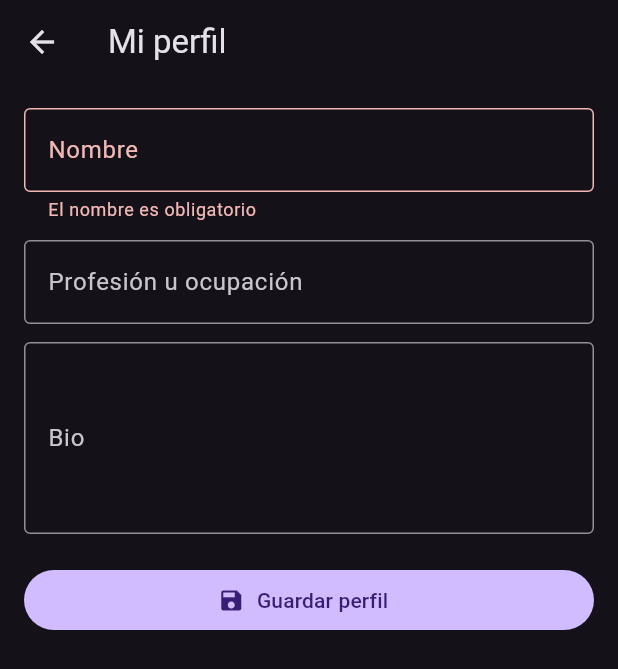
After one commit to diegiramirez13-arch/ari-mobile, a Flutter app: the ProfileScreen screen opened directly, after a tap on "Guardar perfil", on a phone screen of 412 x 824 dp. The commit adds this screen. Shown: the top 669 px of the screen. Run offline on Flutter 3.47's test engine with Material 3 defaults, Android fonts, the phone set to English and light mode, and no system bars; our stand-ins replace cloud_firestore, firebase_auth, firebase_core, flutter_riverpod, shared_preferences; accounts and stored records are empty.

Commit message:
fix: alinear perfil con reglas Firestore y mejorar fallback offline

```diff
--- /dev/null
+++ b/lib/core/models/user_profile_model.dart
@@ -0,0 +1,70 @@
+class UserProfileModel {
+  final String userId;
+  final String name;
+  final String? bio;
+  final String? occupation;
+  final DateTime createdAt;
+  final DateTime updatedAt;
+
+  const UserProfileModel({
+    required this.userId,
+    required this.name,
+    this.bio,
+    this.occupation,
+    required this.createdAt,
+    required this.updatedAt,
+  });
+
+  factory UserProfileModel.empty(String userId) {
+    final now = DateTime.now();
+    return UserProfileModel(
+      userId: userId,
+      name: '',
+      bio: null,
+      occupation: null,
+      createdAt: now,
+      updatedAt: now,
+    );
+  }
+
+  UserProfileModel copyWith({
+    String? name,
+    String? bio,
+    String? occupation,
+    DateTime? createdAt,
+    DateTime? updatedAt,
+  }) {
+    return UserProfileModel(
+      userId: userId,
+      name: name ?? this.name,
+      bio: bio ?? this.bio,
+      occupation: occupation ?? this.occupation,
+      createdAt: createdAt ?? this.createdAt,
+      updatedAt: updatedAt ?? this.updatedAt,
+    );
+  }
+
+  Map<String, dynamic> toMap() {
+    return {
+      'userId': userId,
+      'name': name,
+      'bio': bio,
+      'occupation': occupation,
+      'createdAt': createdAt.toIso8601String(),
+      'updatedAt': updatedAt.toIso8601String(),
+    };
+  }
+
+  factory UserProfileModel.fromMap(Map<String, dynamic> map) {
+    return UserProfileModel(
+      userId: map['userId'] as String? ?? '',
+      name: map['name'] as String? ?? '',
+      bio: map['bio'] as String?,
+      occupation: map['occupation'] as String?,
+      createdAt: DateTime.tryParse(map['createdAt'] as String? ?? '') ??
+          DateTime.now(),
+      updatedAt: DateTime.tryParse(map['updatedAt'] as String? ?? '') ??
+          DateTime.now(),
+    );
+  }
+}
--- /dev/null
+++ b/lib/core/providers/profile_provider.dart
@@ -0,0 +1,124 @@
+import 'dart:convert';
+
+import 'package:flutter_riverpod/flutter_riverpod.dart';
+import 'package:shared_preferences/shared_preferences.dart';
+
+import '../models/user_profile_model.dart';
+import 'auth_provider.dart';
+import 'firestore_provider.dart';
+
+final profileErrorProvider = StateProvider<String?>((ref) => null);
+
+final profileControllerProvider =
+    AsyncNotifierProvider<ProfileController, UserProfileModel?>(
+  ProfileController.new,
+);
+
+class ProfileController extends AsyncNotifier<UserProfileModel?> {
+  static const _cachePrefix = 'profile_cache_';
+
+  @override
+  Future<UserProfileModel?> build() async {
+    final userId = ref.watch(currentUserIdProvider);
+    if (userId == null) {
+      return null;
+    }
+
+    return _loadProfile(userId);
+  }
+
+  Future<UserProfileModel?> _loadProfile(String userId) async {
+    ref.read(profileErrorProvider.notifier).state = null;
+
+    final cachedProfile = await _getCachedProfile(userId);
+
+    try {
+      final firestoreService = ref.read(firestoreServiceProvider);
+      final remoteProfile = await firestoreService.getProfile(userId);
+
+      if (remoteProfile != null) {
+        await _cacheProfile(userId, remoteProfile);
+        return remoteProfile;
+      }
+
+      return cachedProfile;
+    } catch (_) {
+      ref.read(profileErrorProvider.notifier).state =
+          'No se pudo cargar el perfil desde Firebase.';
+      return cachedProfile;
+    }
+  }
+
+  Future<void> refreshProfile() async {
+    final userId = ref.read(currentUserIdProvider);
+    if (userId == null) {
+      return;
+    }
+
+    state = const AsyncLoading();
+    state = await AsyncValue.guard(() => _loadProfile(userId));
+  }
+
+  Future<void> saveProfile({
+    required String name,
+    String? bio,
+    String? occupation,
+  }) async {
+    final userId = ref.read(currentUserIdProvider);
+    if (userId == null) {
+      state = AsyncError(Exception('Usuario no autenticado'), StackTrace.current);
+      return;
+    }
+
+    final previous = state.value;
+    final now = DateTime.now();
+    final profile = (previous ?? UserProfileModel.empty(userId)).copyWith(
+      name: name.trim(),
+      bio: bio?.trim().isEmpty == true ? null : bio?.trim(),
+      occupation:
+          occupation?.trim().isEmpty == true ? null : occupation?.trim(),
+      createdAt: previous?.createdAt ?? now,
+      updatedAt: now,
+    );
+
+    state = const AsyncLoading();
+    ref.read(profileErrorProvider.notifier).state = null;
+
+    await _cacheProfile(userId, profile);
+
+    final result = await AsyncValue.guard(() async {
+      final firestoreService = ref.read(firestoreServiceProvider);
+      await firestoreService.saveProfile(userId, profile);
+      return profile;
+    });
+
+    if (result.hasError) {
+      ref.read(profileErrorProvider.notifier).state =
+          'No se pudo guardar en Firebase. Tus cambios quedaron guardados localmente.';
+      state = AsyncData(profile);
+      return;
+    }
+
+    state = result;
+  }
+
+  Future<UserProfileModel?> _getCachedProfile(String userId) async {
+    final prefs = await SharedPreferences.getInstance();
+    final raw = prefs.getString('$_cachePrefix$userId');
+    if (raw == null || raw.isEmpty) {
+      return null;
+    }
+
+    try {
+      final decoded = jsonDecode(raw) as Map<String, dynamic>;
+      return UserProfileModel.fromMap(decoded);
+    } catch (_) {
+      return null;
+    }
+  }
+
+  Future<void> _cacheProfile(String userId, UserProfileModel profile) async {
+    final prefs = await SharedPreferences.getInstance();
+    await prefs.setString('$_cachePrefix$userId', jsonEncode(profile.toMap()));
+  }
+}
--- a/lib/core/services/firestore_service.dart
+++ b/lib/core/services/firestore_service.dart
@@ -1,5 +1,6 @@
 import 'package:cloud_firestore/cloud_firestore.dart';
 import '../models/project_model.dart';
+import '../models/user_profile_model.dart';
 
 class FirestoreService {
   final FirebaseFirestore _db = FirebaseFirestore.instance;
@@ -10,7 +11,6 @@ class FirestoreService {
   static const String chatsCollection = 'chats';
 
   // ============ PROJECTS ============
-
   Future<void> saveProject(String userId, ProjectModel project) async {
     try {
       await _db
@@ -31,9 +31,8 @@ class FirestoreService {
         .doc(userId)
         .collection(projectsCollection)
         .snapshots()
-        .map((snapshot) => snapshot.docs
-            .map((doc) => ProjectModel.fromJson(doc.data()))
-            .toList());
+        .map((snapshot) =>
+            snapshot.docs.map((doc) => ProjectModel.fromJson(doc.data())).toList());
   }
 
   Future<void> deleteProject(String userId, String projectId) async {
@@ -51,7 +50,6 @@ class FirestoreService {
   }
 
   // ============ CHAT HISTORY ============
-
   Future<void> saveChatMessage(
     String userId,
     String message,
@@ -80,7 +78,34 @@ class FirestoreService {
         .collection(chatsCollection)
         .orderBy('timestamp', descending: true)
         .snapshots()
-        .map((snapshot) =>
-            snapshot.docs.map((doc) => doc.data()).toList());
+        .map((snapshot) => snapshot.docs.map((doc) => doc.data()).toList());
+  }
+
+  // ============ PROFILE ============
+  Future<UserProfileModel?> getProfile(String userId) async {
+    final doc = await _db.collection(usersCollection).doc(userId).get();
+
+    if (!doc.exists || doc.data() == null) {
+      return null;
+    }
+
+    final data = doc.data()!;
+    if (data['name'] == null) {
+      return null;
+    }
+
+    return UserProfileModel.fromMap(data);
+  }
+
+  Future<void> saveProfile(String userId, UserProfileModel profile) async {
+    try {
+      await _db.collection(usersCollection).doc(userId).set(
+            profile.toMap(),
+            SetOptions(merge: true),
+          );
+    } catch (e) {
+      print('Error guardando perfil: $e');
+      rethrow;
+    }
   }
 }
--- /dev/null
+++ b/lib/features/profile/profile_screen.dart
@@ -0,0 +1,177 @@
+import 'package:flutter/material.dart';
+import 'package:flutter_riverpod/flutter_riverpod.dart';
+
+import '../../core/providers/profile_provider.dart';
+
+class ProfileScreen extends ConsumerStatefulWidget {
+  const ProfileScreen({super.key});
+
+  @override
+  ConsumerState<ProfileScreen> createState() => _ProfileScreenState();
+}
+
+class _ProfileScreenState extends ConsumerState<ProfileScreen> {
+  final _formKey = GlobalKey<FormState>();
+  final _nameController = TextEditingController();
+  final _bioController = TextEditingController();
+  final _occupationController = TextEditingController();
+
+  @override
+  void dispose() {
+    _nameController.dispose();
+    _bioController.dispose();
+    _occupationController.dispose();
+    super.dispose();
+  }
+
+  Future<void> _saveProfile() async {
+    if (!_formKey.currentState!.validate()) {
+      return;
+    }
+
+    await ref.read(profileControllerProvider.notifier).saveProfile(
+          name: _nameController.text,
+          bio: _bioController.text,
+          occupation: _occupationController.text,
+        );
+
+    if (!mounted) {
+      return;
+    }
+
+    final error = ref.read(profileErrorProvider);
+    if (error == null) {
+      ScaffoldMessenger.of(context).showSnackBar(
+        const SnackBar(content: Text('Perfil guardado correctamente.')),
+      );
+    }
+  }
+
+  @override
+  Widget build(BuildContext context) {
+    final profileState = ref.watch(profileControllerProvider);
+    final profileError = ref.watch(profileErrorProvider);
+
+    return Scaffold(
+      appBar: AppBar(
+        title: const Text('Mi perfil'),
+      ),
+      body: profileState.when(
+        loading: () => const Center(child: CircularProgressIndicator()),
+        error: (error, stack) => _ProfileForm(
+          formKey: _formKey,
+          nameController: _nameController,
+          bioController: _bioController,
+          occupationController: _occupationController,
+          isSaving: false,
+          errorMessage: profileError ?? 'No se pudo cargar el perfil.',
+          onSave: _saveProfile,
+        ),
+        data: (profile) {
+          if (_nameController.text.isEmpty) {
+            _nameController.text = profile?.name ?? '';
+            _bioController.text = profile?.bio ?? '';
+            _occupationController.text = profile?.occupation ?? '';
+          }
+
+          return _ProfileForm(
+            formKey: _formKey,
+            nameController: _nameController,
+            bioController: _bioController,
+            occupationController: _occupationController,
+            isSaving: profileState.isLoading,
+            errorMessage: profileError,
+            onSave: _saveProfile,
+          );
+        },
+      ),
+    );
+  }
+}
+
+class _ProfileForm extends StatelessWidget {
+  final GlobalKey<FormState> formKey;
+  final TextEditingController nameController;
+  final TextEditingController bioController;
+  final TextEditingController occupationController;
+  final bool isSaving;
+  final String? errorMessage;
+  final VoidCallback onSave;
+
+  const _ProfileForm({
+    required this.formKey,
+    required this.nameController,
+    required this.bioController,
+    required this.occupationController,
+    required this.isSaving,
+    required this.errorMessage,
+    required this.onSave,
+  });
+
+  @override
+  Widget build(BuildContext context) {
+    return SafeArea(
+      child: SingleChildScrollView(
+        padding: const EdgeInsets.all(16),
+        child: Form(
+          key: formKey,
+          child: Column(
+            crossAxisAlignment: CrossAxisAlignment.stretch,
+            children: [
+              if (errorMessage != null) ...[
+                Text(
+                  errorMessage!,
+                  style: TextStyle(color: Theme.of(context).colorScheme.error),
+                ),
+                const SizedBox(height: 12),
+              ],
+              TextFormField(
+                controller: nameController,
+                decoration: const InputDecoration(
+                  labelText: 'Nombre',
+                  border: OutlineInputBorder(),
+                ),
+                validator: (value) {
+                  if (value == null || value.trim().isEmpty) {
+                    return 'El nombre es obligatorio';
+                  }
+                  return null;
+                },
+              ),
+              const SizedBox(height: 12),
+              TextFormField(
+                controller: occupationController,
+                decoration: const InputDecoration(
+                  labelText: 'Profesión u ocupación',
+                  border: OutlineInputBorder(),
+                ),
+              ),
+              const SizedBox(height: 12),
+              TextFormField(
+                controller: bioController,
+                maxLines: 4,
+                decoration: const InputDecoration(
+                  labelText: 'Bio',
+                  hintText: 'Cuéntale a ARI sobre ti (opcional)',
+                  border: OutlineInputBorder(),
+                ),
+              ),
+              const SizedBox(height: 20),
+              FilledButton.icon(
+                onPressed: isSaving ? null : onSave,
+                icon: isSaving
+                    ? const SizedBox(
+                        width: 18,
+                        height: 18,
+                        child: CircularProgressIndicator(strokeWidth: 2),
+                      )
+                    : const Icon(Icons.save),
+                label: Text(isSaving ? 'Guardando...' : 'Guardar perfil'),
+              ),
+            ],
+          ),
+        ),
+      ),
+    );
+  }
+}
```
Also changed, not shown: lib/features/chat/chat_screen.dart (+37 -14 lines), 3 other files.
